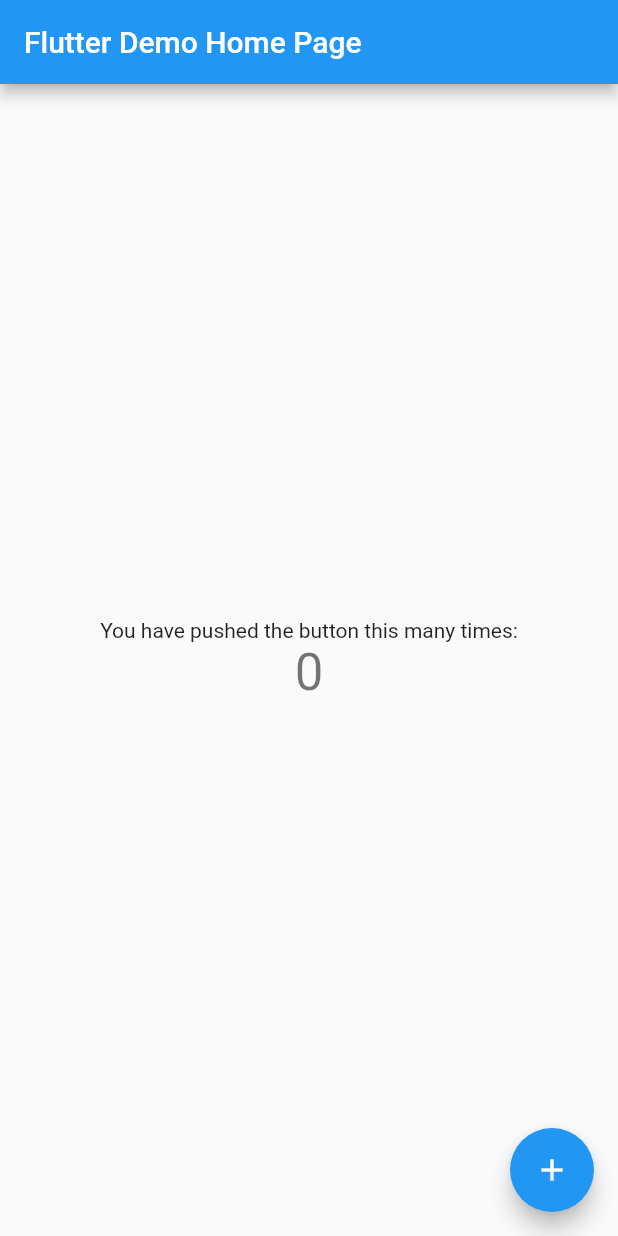
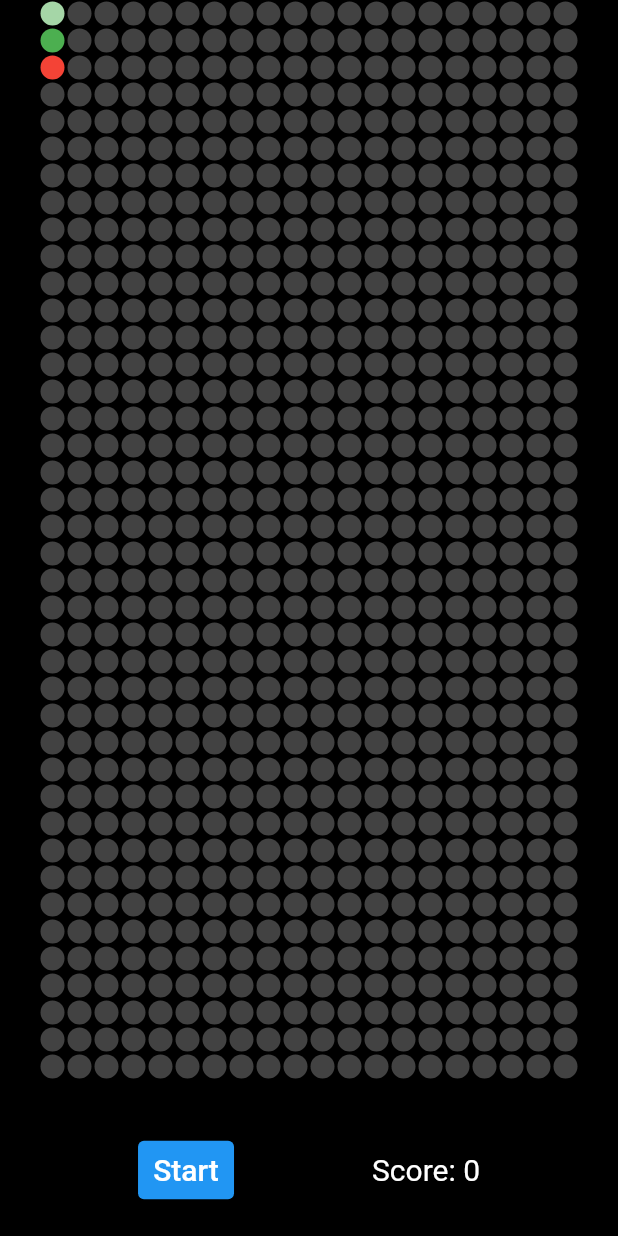
Before and after one commit to zehenrique1/SnakeGame-Flutter, a Flutter app: the screen it shows after launch, on a phone screen of 412 x 824 dp. Run offline on Flutter 3.47's test engine with Material 2 defaults, Android fonts, the phone set to English and light mode, and no system bars.

Commit message:
pre-finished

```diff
--- a/lib/main.dart
+++ b/lib/main.dart
@@ -1,115 +1,223 @@
 import 'package:flutter/material.dart';
+import 'dart:math';
+import 'dart:async';
 
-void main() {
-  runApp(const MyApp());
-}
+void main() => runApp(MyApp());
 
 class MyApp extends StatelessWidget {
   const MyApp({Key? key}) : super(key: key);
 
-  // This widget is the root of your application.
   @override
-  Widget build(BuildContext context) {
-    return MaterialApp(
-      title: 'Flutter Demo',
-      theme: ThemeData(
-        // This is the theme of your application.
-        //
-        // Try running your application with "flutter run". You'll see the
-        // application has a blue toolbar. Then, without quitting the app, try
-        // changing the primarySwatch below to Colors.green and then invoke
-        // "hot reload" (press "r" in the console where you ran "flutter run",
-        // or simply save your changes to "hot reload" in a Flutter IDE).
-        // Notice that the counter didn't reset back to zero; the application
-        // is not restarted.
-        primarySwatch: Colors.blue,
-      ),
-      home: const MyHomePage(title: 'Flutter Demo Home Page'),
+  Widget build(BuildContext context) => const MaterialApp(
+        home: SnakeGame(),
       );
 }
+
+class SnakeGame extends StatefulWidget {
+  const SnakeGame({Key? key}) : super(key: key);
+
+  @override
+  _SnakeGameState createState() => _SnakeGameState();
 }
 
-class MyHomePage extends StatefulWidget {
-  const MyHomePage({Key? key, required this.title}) : super(key: key);
+class _SnakeGameState extends State<SnakeGame> {
+  final int squaresPerRow = 20;
+  final int squaresPerCol = 40;
+  final fontStyle = const TextStyle(color: Colors.white, fontSize: 20);
+  final randomGen = Random();
 
-  // This widget is the home page of your application. It is stateful, meaning
-  // that it has a State object (defined below) that contains fields that affect
-  // how it looks.
+  var snake = [
+    [0, 1],
+    [0, 0]
+  ];
+  var food = [0, 2];
+  var direction = 'up';
+  var isPlaying = false;
 
-  // This class is the configuration for the state. It holds the values (in this
-  // case the title) provided by the parent (in this case the App widget) and
-  // used by the build method of the State. Fields in a Widget subclass are
-  // always marked "final".
+  void startGame() {
+    const duration = Duration(milliseconds: 250
+    );
+    snake = [
+      [(squaresPerRow / 2).floor(), (squaresPerCol / 2).floor()]
+    ];
+    snake.add([snake.first[0], snake.first[1] - 1]);
 
-  final String title;
-
-  @override
-  State<MyHomePage> createState() => _MyHomePageState();
+    createFood();
+    isPlaying = true;
+    Timer.periodic(duration, (Timer timer) {
+      moveSnake();
+      if (checkGameOver()) {
+        timer.cancel();
+        endGame();
+      }
+    });
   }
 
-class _MyHomePageState extends State<MyHomePage> {
-  int _counter = 0;
+  bool checkGameOver() {
+    if (!isPlaying ||
+        snake.first[1] < 0 ||
+        snake.first[1] >= squaresPerCol ||
+        snake.first[0] < 0 ||
+        snake.first[0] > squaresPerRow) {
+      return true;
+    }
+    for (var i = 1; i < snake.length; ++i) {
+      if (snake[i][0] == snake.first[0] && snake[i][1] == snake.first[1]) {
+        return true;
+      }
+    }
+    return false;
+  }
 
-  void _incrementCounter() {
+  void endGame() {
+    isPlaying = false;
+    showDialog(
+      context: context,
+      builder: (BuildContext context) {
+        return AlertDialog(
+          title: const Text('Game Over!!'),
+          content: Text(
+            'Score: ${snake.length - 2}',
+            style: TextStyle(fontSize: 20),
+          ),
+          actions: [
+            TextButton(
+              onPressed: () {
+                Navigator.of(context).pop();
+              },
+              child: Text('Close'),
+            ),
+          ],
+        );
+      },
+    );
+  }
+
+  void moveSnake() {
     setState(() {
-      // This call to setState tells the Flutter framework that something has
-      // changed in this State, which causes it to rerun the build method below
-      // so that the display can reflect the updated values. If we changed
-      // _counter without calling setState(), then the build method would not be
-      // called again, and so nothing would appear to happen.
-      _counter++;
+      switch (direction) {
+        case 'up':
+          snake.insert(0, [snake.first[0], snake.first[1] - 1]);
+          break;
+        case 'down':
+          snake.insert(0, [snake.first[0], snake.first[1] + 1]);
+          break;
+        case 'left':
+          snake.insert(0, [snake.first[0] - 1, snake.first[1]]);
+          break;
+        case 'right':
+          snake.insert(0, [snake.first[0] + 1, snake.first[1]]);
+          break;
+      }
+      if (snake.first[0] != food[0] || snake.first[1] != food[1]) {
+        snake.removeLast();
+      } else {
+        createFood();
+      }
     });
+  }
+
+  void createFood() {
+    food = [randomGen.nextInt(squaresPerRow), randomGen.nextInt(squaresPerCol)];
   }
 
   @override
   Widget build(BuildContext context) {
-    // This method is rerun every time setState is called, for instance as done
-    // by the _incrementCounter method above.
-    //
-    // The Flutter framework has been optimized to make rerunning build methods
-    // fast, so that you can just rebuild anything that needs updating rather
-    // than having to individually change instances of widgets.
     return Scaffold(
-      appBar: AppBar(
-        // Here we take the value from the MyHomePage object that was created by
-        // the App.build method, and use it to set our appbar title.
-        title: Text(widget.title),
+      backgroundColor: Colors.black,
+      body: Column(
+        children: [
+          Expanded(
+            child: GestureDetector(
+              onVerticalDragUpdate: (details){
+                if(direction != 'up' && details.delta.dy > 0){
+                  direction = 'down';
+                }else if(direction != 'down' && details.delta.dy < 0){
+                  direction = 'up';
+                }
+              },
+              onHorizontalDragUpdate: (details){
+                if(direction != 'left' && details.delta.dx > 0){
+                  direction = 'right';
+                }else if(direction != 'right' && details.delta.dx < 0){
+                  direction = 'left';
+                }
+              },
+              child: AspectRatio(
+                aspectRatio: squaresPerRow / (squaresPerCol + 2),
+                child: GridView.builder(
+                  physics: const NeverScrollableScrollPhysics(),
+                  gridDelegate: SliverGridDelegateWithFixedCrossAxisCount(
+                    crossAxisCount: squaresPerRow,
                   ),
-      body: Center(
-        // Center is a layout widget. It takes a single child and positions it
-        // in the middle of the parent.
-        child: Column(
-          // Column is also a layout widget. It takes a list of children and
-          // arranges them vertically. By default, it sizes itself to fit its
-          // children horizontally, and tries to be as tall as its parent.
-          //
-          // Invoke "debug painting" (press "p" in the console, choose the
-          // "Toggle Debug Paint" action from the Flutter Inspector in Android
-          // Studio, or the "Toggle Debug Paint" command in Visual Studio Code)
-          // to see the wireframe for each widget.
-          //
-          // Column has various properties to control how it sizes itself and
-          // how it positions its children. Here we use mainAxisAlignment to
-          // center the children vertically; the main axis here is the vertical
-          // axis because Columns are vertical (the cross axis would be
-          // horizontal).
-          mainAxisAlignment: MainAxisAlignment.center,
-          children: <Widget>[
-            const Text(
-              'You have pushed the button this many times:',
+                  itemCount: squaresPerRow * squaresPerCol,
+                  itemBuilder: (BuildContext context, int index) {
+                    var color;
+                    var x = index % squaresPerRow;
+                    var y = (index / squaresPerRow).floor();
+
+                    bool isSnakeBody = false;
+                    for (var pos in snake) {
+                      if (pos[0] == x && pos[1] == y) {
+                        isSnakeBody = true;
+                        break;
+                      }
+                    }
+
+                    if (snake.first[0] == x && snake.first[1] == y) {
+                      color = Colors.green;
+                    } else if (isSnakeBody) {
+                      color = Colors.green[200];
+                    } else if (food[0] == x && food[1] == y) {
+                      color = Colors.red;
+                    } else {
+                      color = Colors.grey[800];
+                    }
+
+                    return Container(
+                      margin: const EdgeInsets.all(1),
+                      decoration: BoxDecoration(
+                        color: color,
+                        shape: BoxShape.circle,
+                      ),
+                    );
+                  },
+                ),
+              ),
+            ),
+          ),
+          Padding(
+            padding: EdgeInsets.only(bottom: 20),
+            child: Row(
+              crossAxisAlignment: CrossAxisAlignment.center,
+              mainAxisAlignment: MainAxisAlignment.spaceEvenly,
+              children: [
+                TextButton(
+                  style: ButtonStyle(
+                      backgroundColor: isPlaying
+                          ? MaterialStateProperty.all(Colors.red)
+                          : MaterialStateProperty.all(Colors.blue)),
+                  child: Text(
+                    isPlaying ? 'End' : 'Start',
+                    style: fontStyle,
+                  ),
+                  onPressed: () {
+                    if (isPlaying) {
+                      isPlaying = false;
+                    } else {
+                      startGame();
+                    }
+                  },
                 ),
                 Text(
-              '$_counter',
-              style: Theme.of(context).textTheme.headline4,
-            ),
+                  'Score: ${snake.length - 2}',
+                  style: fontStyle,
+                )
               ],
             ),
+          )
+        ],
       ),
-      floatingActionButton: FloatingActionButton(
-        onPressed: _incrementCounter,
-        tooltip: 'Increment',
-        child: const Icon(Icons.add),
-      ), // This trailing comma makes auto-formatting nicer for build methods.
     );
   }
 }
```
Lines whose indentation alone changed are shown as unchanged.
